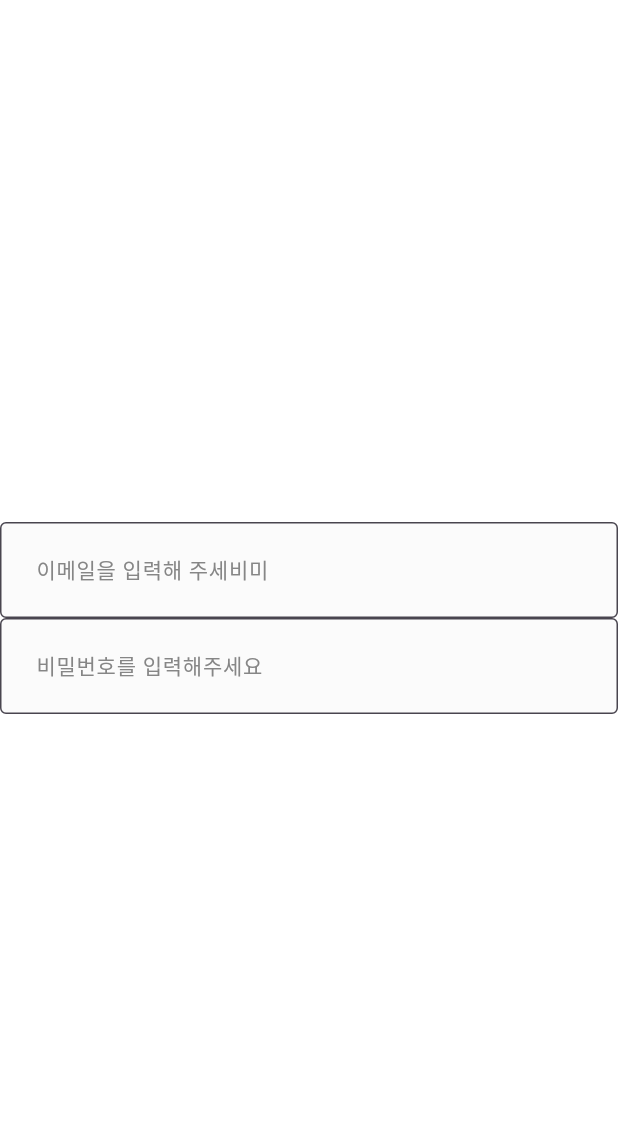
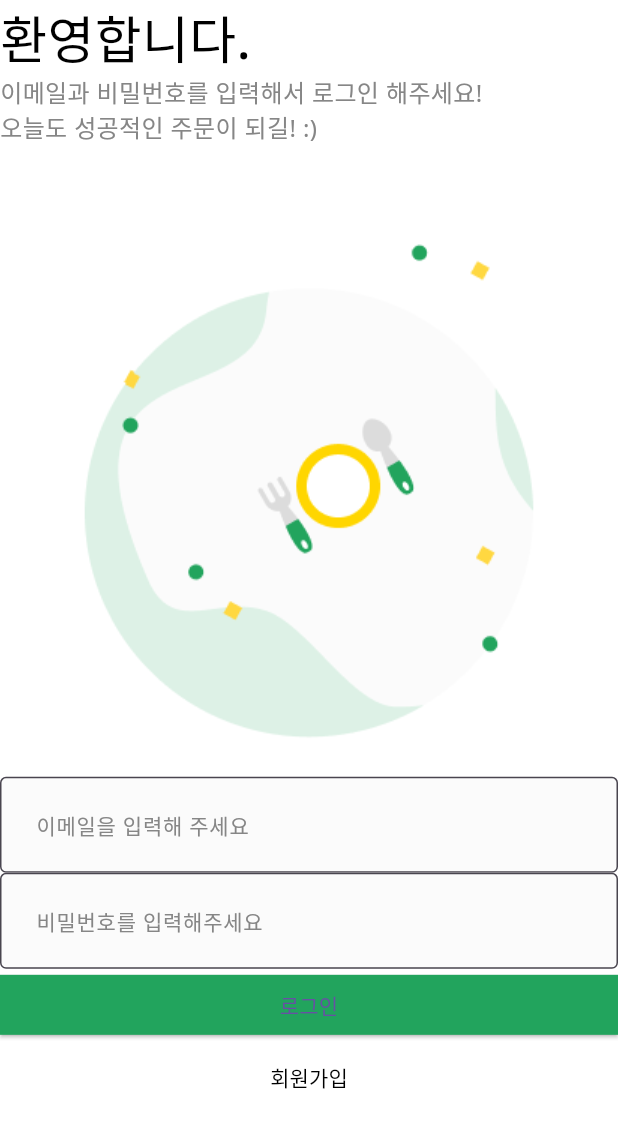
Before and after one commit to tearcode0302/food_delivery, a Flutter app: the screen it shows after launch, on a phone screen of 412 x 824 dp. Shown: the top 1128 px of the screen. Run offline on Flutter 3.47's test engine with Material 3 defaults, Android fonts, the phone set to English and light mode, and no system bars.

Commit message:
chore: make LoginPage UI

```diff
--- /dev/null
+++ b/lib/common/layout/default_layout.dart
@@ -0,0 +1,18 @@
+import 'package:flutter/material.dart';
+
+class DefaultLayout extends StatelessWidget {
+  final Widget child;
+
+  const DefaultLayout({
+    required this.child,
+    super.key,
+  });
+
+  @override
+  Widget build(BuildContext context) {
+    return Scaffold(
+      backgroundColor: Colors.white,
+      body: child,
+    );
+  }
+}
--- a/lib/main.dart
+++ b/lib/main.dart
@@ -1,5 +1,6 @@
 import 'package:flutter/material.dart';
 import 'package:food_delivery/common/component/custom_text_form_field.dart';
+import 'package:food_delivery/user/view/login_screen.dart';
 
 void main() {
   runApp(
@@ -12,24 +13,11 @@ class _App extends StatelessWidget {
   @override
   Widget build(BuildContext context) {
     return MaterialApp(
+      theme: ThemeData(
+        fontFamily: 'NotoSans',
+      ),
       debugShowCheckedModeBanner: false,
-      home: Scaffold(
-        backgroundColor: Colors.white,
-        body: Column(
-          mainAxisAlignment: MainAxisAlignment.center,
-          children: [
-            CustomTextFormField(
-              hintText: '이메일을 입력해 주세비미',
-              onChanged: (String value) {},
-            ),
-            CustomTextFormField(
-              hintText: '비밀번호를 입력해주세요',
-              onChanged: (String value) {},
-              obscureText: true,
-            )
-          ],
-        )
-      ),
+      home: LoginScreen(),
     );
   }
 }
--- /dev/null
+++ b/lib/user/view/login_screen.dart
@@ -0,0 +1,87 @@
+import 'package:flutter/material.dart';
+import 'package:food_delivery/common/const/colors.dart';
+import 'package:food_delivery/common/layout/default_layout.dart';
+
+import '../../common/component/custom_text_form_field.dart';
+
+class LoginScreen extends StatelessWidget {
+  const LoginScreen({super.key});
+
+  @override
+  Widget build(BuildContext context) {
+    return DefaultLayout(
+      child: SafeArea(
+        top: true,
+        bottom: false,
+        child: Column(
+          crossAxisAlignment: CrossAxisAlignment.stretch,
+          children: [
+            _Title(),
+            _SubTitle(),
+            Image.asset(
+              'asset/img/misc/logo.png',
+              width: MediaQuery.of(context).size.width / 3 * 2,
+            ),
+            CustomTextFormField(
+              hintText: '이메일을 입력해 주세요',
+              onChanged: (String value) {},
+            ),
+            CustomTextFormField(
+              hintText: '비밀번호를 입력해주세요',
+              onChanged: (String value) {},
+              obscureText: true,
+            ),
+            ElevatedButton(
+              onPressed: () {},
+              style: ElevatedButton.styleFrom(
+                shape: const RoundedRectangleBorder(
+                  borderRadius: BorderRadius.zero
+                ),
+                backgroundColor: PRIMARY_COLOR
+              ),
+              child: const Text('로그인'),
+            ),
+            TextButton(
+              onPressed: () {},
+              style: TextButton.styleFrom(
+                foregroundColor: Colors.black,
+              ),
+              child: Text('회원가입'),
+            )
+          ],
+        ),
+      ),
+    );
+  }
+}
+
+class _Title extends StatelessWidget {
+  const _Title({super.key});
+
+  @override
+  Widget build(BuildContext context) {
+    return const Text(
+      '환영합니다.',
+      style: TextStyle(
+        fontSize: 34,
+        fontWeight: FontWeight.w500,
+        color: Colors.black,
+      ),
+    );
+  }
+}
+
+class _SubTitle extends StatelessWidget {
+  const _SubTitle({super.key});
+
+  @override
+  Widget build(BuildContext context) {
+    return const Text(
+      '이메일과 비밀번호를 입력해서 로그인 해주세요!\n오늘도 성공적인 주문이 되길! :)',
+      style: TextStyle(
+        fontSize: 16,
+        color: BODY_TEXT_COLOR,
+      ),
+    );
+  }
+}
```
Also changed, not shown: pubspec.yaml (+21 -0 lines), asset/img/logo/codefactory_logo.png (added), asset/img/logo/logo.png (added), asset/img/misc/logo.png (added), asset/svg/icon/home.svg (added), asset/svg/icon/orders.svg (added), asset/svg/icon/profile.svg (added), asset/svg/icon/search.svg (added), 9 other files.
